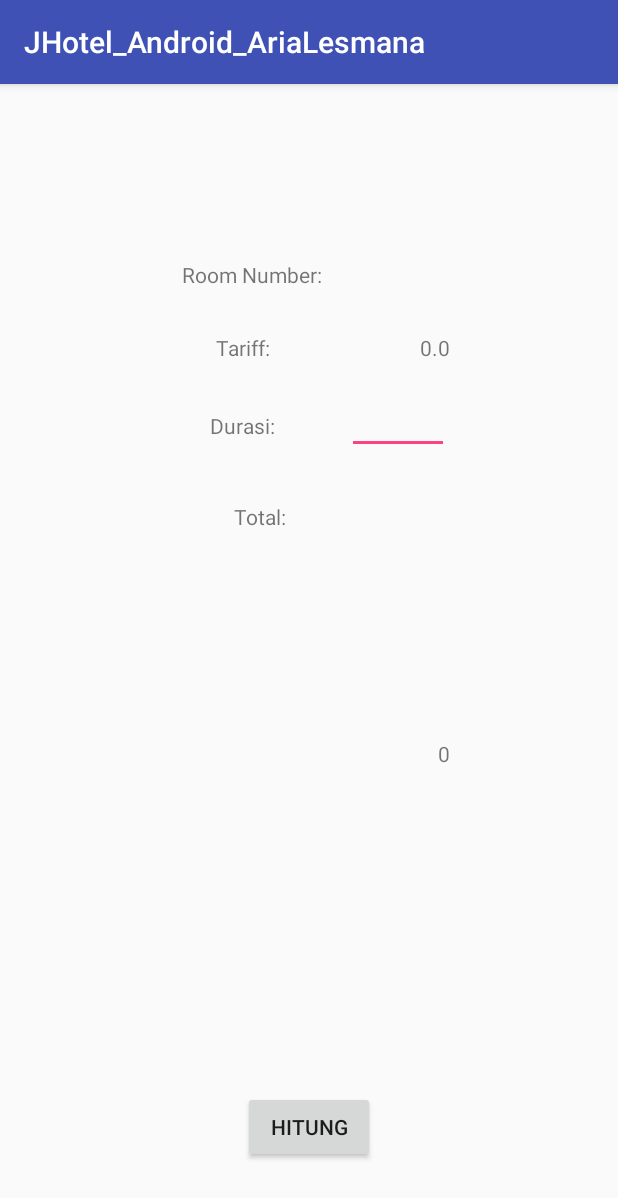
After one commit to ArieLsmn/JHotel_Android, an Android app: the BuatPesananActivity screen opened directly, with no data from a screen before it, on a phone screen of 412 x 824 dp. The commit adds this screen. Shown: the top 1198 px of the screen. Run offline under Robolectric (Android 15) with nearby library versions, the phone set to English and light mode, and no system bars; our stand-ins replace Volley; network calls fail; 1 statement that could not run was skipped.

Commit message:
Tutam Modul 9

```diff
--- a/JHotel_Android_AriaLesmana/app/src/main/AndroidManifest.xml
+++ b/JHotel_Android_AriaLesmana/app/src/main/AndroidManifest.xml
@@ -19,7 +19,9 @@
             </intent-filter>
         </activity>
         <activity android:name=".RegisterActivity" />
-        <activity android:name=".MainActivity"></activity>
+        <activity android:name=".MainActivity" />
+        <activity android:name=".BuatPesananActivity" />
+        <activity android:name=".SelesaiPesananActivity"></activity>
     </application>
 
 </manifest>
--- /dev/null
+++ b/JHotel_Android_AriaLesmana/app/src/main/java/com/example/arialesmana/jhotel_android_arialesmana/BuatPesananActivity.java
@@ -0,0 +1,90 @@
+package com.example.arialesmana.jhotel_android_arialesmana;
+
+import android.content.Intent;
+import android.support.v7.app.AlertDialog;
+import android.support.v7.app.AppCompatActivity;
+import android.os.Bundle;
+import android.view.*;
+import android.widget.*;
+import com.android.volley.*;
+import com.android.volley.toolbox.*;
+
+import org.json.*;
+
+
+public class BuatPesananActivity extends AppCompatActivity {
+    private int currentUserId, banyakHari = 0, idHotel;
+    private double tariff = 0;
+    private String roomNumber = " ";
+
+    @Override
+    protected void onCreate(Bundle savedInstanceState) {
+        super.onCreate(savedInstanceState);
+        setContentView(R.layout.activity_buat_pesanan);
+
+        Intent passInt = getIntent();
+        Bundle passBun = passInt.getExtras();
+        if(passBun!=null){
+            currentUserId = passBun.getInt("id_customer");
+            idHotel = passBun.getInt("id_hotel");
+            tariff = passBun.getDouble("dailyTariff");
+            roomNumber = passBun.getString("nomorKamar");
+        }
+
+        final TextView roomNumberText = (TextView) findViewById(R.id.room_number);
+        final TextView tariffText = (TextView) findViewById(R.id.tariff);
+        final TextView totalText = (TextView) findViewById(R.id.total_biaya);
+        final EditText durasiInput = (EditText) findViewById(R.id.durasi_hari);
+        final Button pesanButton = (Button) findViewById(R.id.pesan);
+        final Button hitungButton = (Button) findViewById(R.id.hitung);
+
+        roomNumberText.setText(roomNumber);
+        tariffText.setText(String.valueOf(tariff));
+        totalText.setText(0);
+        pesanButton.setVisibility(View.GONE);
+
+
+
+        hitungButton.setOnClickListener(new View.OnClickListener() {
+            @Override
+            public void onClick(View V) {
+                final int durasiHari = Integer.parseInt(durasiInput.getText().toString());
+
+                Response.Listener<String> responseListener = new Response.Listener<String>() {
+                    @Override
+                    public void onResponse(String response) {
+                        double total = durasiHari * tariff;
+                        totalText.setText(String.valueOf(total));
+                        hitungButton.setVisibility(View.GONE);
+                        pesanButton.setVisibility(View.VISIBLE);
+                    }
+                };
+            }
+        });
+        pesanButton.setOnClickListener(new View.OnClickListener() {
+            @Override
+            public void onClick(View V) {
+                final int durasiHari = Integer.parseInt(durasiInput.getText().toString());
+
+                Response.Listener<String> responseListener = new Response.Listener<String>() {
+                    @Override
+                    public void onResponse(String response) {
+                        try {
+                            JSONObject jsonResponse = new JSONObject(response);
+                            if (jsonResponse != null) {
+                                AlertDialog.Builder builder = new AlertDialog.Builder(BuatPesananActivity.this);
+                                builder.setMessage("Pesanan Success").create().show();
+                            }
+                        } catch (JSONException e) {
+                            AlertDialog.Builder builder = new AlertDialog.Builder(BuatPesananActivity.this);
+                            builder.setMessage("Pesanan Failed.").create().show();
+                        }
+                    }
+                };
+                BuatPesananRequest pesananRequest = new BuatPesananRequest(String.valueOf(durasiHari),responseListener);
+                RequestQueue queue = Volley.newRequestQueue(BuatPesananActivity.this);
+                queue.add(pesananRequest);
+            }
+        });
+    }
+}
--- a/JHotel_Android_AriaLesmana/app/src/main/java/com/example/arialesmana/jhotel_android_arialesmana/LoginActivity.java
+++ b/JHotel_Android_AriaLesmana/app/src/main/java/com/example/arialesmana/jhotel_android_arialesmana/LoginActivity.java
@@ -35,6 +35,10 @@ public class LoginActivity extends AppCompatActivity {
                         if(jsonResponse!=null) {
                             AlertDialog.Builder builder = new AlertDialog.Builder(LoginActivity.this);
                             builder.setMessage("Login Success").create().show();
+
+                            Intent menuInt = new Intent(LoginActivity.this,MainActivity.class);
+                            menuInt.putExtra("id",jsonResponse.getInt("id"));
+                            LoginActivity.this.startActivity(menuInt);
                         }
                     } catch (JSONException e) {
                         AlertDialog.Builder builder = new AlertDialog.Builder(LoginActivity.this);
@@ -45,6 +49,7 @@ public class LoginActivity extends AppCompatActivity {
             LoginRequest loginRequest = new LoginRequest(email,password,responseListener);
             RequestQueue queue = Volley.newRequestQueue(LoginActivity.this);
             queue.add(loginRequest);
+
             /*if(email.equals("test@test.com") && password.equals("test")) {
                 AlertDialog.Builder builder1 = new AlertDialog.Builder(LoginActivity.this);
                 builder1.setMessage("Login success.").create().show();
--- a/JHotel_Android_AriaLesmana/app/src/main/java/com/example/arialesmana/jhotel_android_arialesmana/LoginRequest.java
+++ b/JHotel_Android_AriaLesmana/app/src/main/java/com/example/arialesmana/jhotel_android_arialesmana/LoginRequest.java
@@ -6,7 +6,7 @@ import com.android.volley.toolbox.Volley;
 import java.util.*;
 
 public class LoginRequest extends StringRequest {
-    private static final String Login_URL = "http://10.5.79.32/logincust";
+    private static final String Login_URL = "http://192.168.1.2:8080/logincust";
     private Map<String, String> params;
     public LoginRequest(String email, String password,
                            Response.Listener<String> listener) {
--- a/JHotel_Android_AriaLesmana/app/src/main/java/com/example/arialesmana/jhotel_android_arialesmana/MenuRequest.java
+++ b/JHotel_Android_AriaLesmana/app/src/main/java/com/example/arialesmana/jhotel_android_arialesmana/MenuRequest.java
@@ -6,7 +6,7 @@ import com.android.volley.toolbox.Volley;
 import java.util.*;
 
 public class MenuRequest extends StringRequest {
-    private static final String Menu_URL = "http://10.5.79.32:8080/vacantrooms";
+    private static final String Menu_URL = "http://192.168.1.2:8080/vacantrooms";
     private Map<String, String> params;
     public MenuRequest (Response.Listener<String> listener){
         super(Method.GET, Menu_URL, listener, null);
--- a/JHotel_Android_AriaLesmana/app/src/main/java/com/example/arialesmana/jhotel_android_arialesmana/RegisterRequest.java
+++ b/JHotel_Android_AriaLesmana/app/src/main/java/com/example/arialesmana/jhotel_android_arialesmana/RegisterRequest.java
@@ -9,7 +9,7 @@ import java.util.*;
 
 
 public class RegisterRequest extends StringRequest {
-    private static final String Regis_URL = "http://10.5.79.32/newcustomer";
+    private static final String Regis_URL = "http://192.168.1.2:8080/newcustomer";
     private Map<String, String> params;
     public RegisterRequest(String name, String email, String password,
                            Response.Listener<String> listener) {
--- /dev/null
+++ b/JHotel_Android_AriaLesmana/app/src/main/res/layout/activity_buat_pesanan.xml
@@ -0,0 +1,151 @@
+<?xml version="1.0" encoding="utf-8"?>
+<android.support.constraint.ConstraintLayout xmlns:android="http://schemas.android.com/apk/res/android"
+    xmlns:app="http://schemas.android.com/apk/res-auto"
+    xmlns:tools="http://schemas.android.com/tools"
+    android:layout_width="match_parent"
+    android:layout_height="match_parent"
+    tools:context=".BuatPesananActivity">
+
+    <TextView
+        android:id="@+id/staticRoomNumber"
+        android:layout_width="wrap_content"
+        android:layout_height="wrap_content"
+        android:layout_marginBottom="8dp"
+        android:layout_marginEnd="8dp"
+        android:layout_marginStart="76dp"
+        android:layout_marginTop="8dp"
+        android:text="Room Number:"
+        app:layout_constraintBottom_toBottomOf="parent"
+        app:layout_constraintEnd_toStartOf="@+id/room_number"
+        app:layout_constraintHorizontal_bias="0.378"
+        app:layout_constraintStart_toStartOf="parent"
+        app:layout_constraintTop_toTopOf="parent"
+        app:layout_constraintVertical_bias="0.149" />
+
+    <TextView
+        android:id="@+id/staticTariff"
+        android:layout_width="wrap_content"
+        android:layout_height="wrap_content"
+        android:layout_marginBottom="8dp"
+        android:layout_marginStart="144dp"
+        android:layout_marginTop="8dp"
+        android:text="Tariff:"
+        app:layout_constraintBottom_toBottomOf="parent"
+        app:layout_constraintStart_toStartOf="parent"
+        app:layout_constraintTop_toTopOf="parent"
+        app:layout_constraintVertical_bias="0.216" />
+
+    <TextView
+        android:id="@+id/staticDurasi"
+        android:layout_width="wrap_content"
+        android:layout_height="wrap_content"
+        android:layout_marginBottom="8dp"
+        android:layout_marginStart="140dp"
+        android:layout_marginTop="8dp"
+        android:text="Durasi:"
+        app:layout_constraintBottom_toBottomOf="parent"
+        app:layout_constraintStart_toStartOf="parent"
+        app:layout_constraintTop_toTopOf="parent"
+        app:layout_constraintVertical_bias="0.287" />
+
+    <TextView
+        android:id="@+id/staticTotal"
+        android:layout_width="wrap_content"
+        android:layout_height="wrap_content"
+        android:layout_marginBottom="32dp"
+        android:layout_marginEnd="8dp"
+        android:layout_marginStart="144dp"
+        android:layout_marginTop="8dp"
+        android:text="Total:"
+        app:layout_constraintBottom_toBottomOf="parent"
+        app:layout_constraintEnd_toStartOf="@+id/total_biaya"
+        app:layout_constraintHorizontal_bias="0.115"
+        app:layout_constraintStart_toStartOf="parent"
+        app:layout_constraintTop_toTopOf="parent"
+        app:layout_constraintVertical_bias="0.382" />
+
+    <TextView
+        android:id="@+id/room_number"
+        android:layout_width="wrap_content"
+        android:layout_height="wrap_content"
+        android:layout_marginBottom="8dp"
+        android:layout_marginEnd="112dp"
+        android:layout_marginTop="68dp"
+        android:text="TextView"
+        app:layout_constraintBottom_toBottomOf="parent"
+        app:layout_constraintEnd_toEndOf="parent"
+        app:layout_constraintTop_toTopOf="parent"
+        app:layout_constraintVertical_bias="0.026" />
+
+    <TextView
+        android:id="@+id/tariff"
+        android:layout_width="wrap_content"
+        android:layout_height="wrap_content"
+        android:layout_marginBottom="8dp"
+        android:layout_marginEnd="112dp"
+        android:layout_marginStart="8dp"
+        android:layout_marginTop="8dp"
+        android:text="TextView"
+        app:layout_constraintBottom_toBottomOf="parent"
+        app:layout_constraintEnd_toEndOf="parent"
+        app:layout_constraintHorizontal_bias="1.0"
+        app:layout_constraintStart_toEndOf="@+id/staticTariff"
+        app:layout_constraintTop_toTopOf="parent"
+        app:layout_constraintVertical_bias="0.216" />
+
+    <TextView
+        android:id="@+id/total_biaya"
+        android:layout_width="wrap_content"
+        android:layout_height="wrap_content"
+        android:layout_marginBottom="312dp"
+        android:layout_marginEnd="112dp"
+        android:layout_marginTop="8dp"
+        android:text="0"
+        app:layout_constraintBottom_toBottomOf="parent"
+        app:layout_constraintEnd_toEndOf="parent"
+        app:layout_constraintTop_toTopOf="parent"
+        app:layout_constraintVertical_bias="1.0" />
+
+    <EditText
+        android:id="@+id/durasi_hari"
+        android:layout_width="68dp"
+        android:layout_height="27dp"
+        android:layout_marginBottom="8dp"
+        android:layout_marginEnd="88dp"
+        android:layout_marginStart="8dp"
+        android:layout_marginTop="8dp"
+        android:ems="10"
+        android:inputType="number"
+        app:layout_constraintBottom_toBottomOf="parent"
+        app:layout_constraintEnd_toEndOf="parent"
+        app:layout_constraintHorizontal_bias="0.621"
+        app:layout_constraintStart_toEndOf="@+id/staticDurasi"
+        app:layout_constraintTop_toTopOf="parent"
+        app:layout_constraintVertical_bias="0.292" />
+
+    <Button
+        android:id="@+id/hitung"
+        android:layout_width="wrap_content"
+        android:layout_height="wrap_content"
+        android:layout_marginEnd="8dp"
+        android:layout_marginStart="8dp"
+        android:layout_marginTop="8dp"
+        android:text="Hitung"
+        app:layout_constraintBottom_toTopOf="@+id/pesan"
+        app:layout_constraintEnd_toEndOf="parent"
+        app:layout_constraintStart_toStartOf="parent"
+        app:layout_constraintTop_toTopOf="parent"
+        app:layout_constraintVertical_bias="0.932" />
+
+    <Button
+        android:id="@+id/pesan"
+        android:layout_width="wrap_content"
+        android:layout_height="wrap_content"
+        android:layout_marginBottom="184dp"
+        android:layout_marginEnd="8dp"
+        android:layout_marginStart="8dp"
+        android:text="Pesan"
+        app:layout_constraintBottom_toBottomOf="parent"
+        app:layout_constraintEnd_toEndOf="parent"
+        app:layout_constraintStart_toStartOf="parent" />
+</android.support.constraint.ConstraintLayout>
```
Also changed, not shown: JHotel_Android_AriaLesmana/app/src/main/java/com/example/arialesmana/jhotel_android_arialesmana/BuatPesananRequest.java (added, +20 -0 lines), JHotel_Android_AriaLesmana/app/src/main/java/com/example/arialesmana/jhotel_android_arialesmana/Lokasi.java (+5 -5 lines), JHotel_Android_AriaLesmana/app/src/main/java/com/example/arialesmana/jhotel_android_arialesmana/MainActivity.java (+42 -23 lines), JHotel_Android_AriaLesmana/app/src/main/java/com/example/arialesmana/jhotel_android_arialesmana/PesananBatalRequest.java (added, +21 -0 lines), JHotel_Android_AriaLesmana/app/src/main/java/com/example/arialesmana/jhotel_android_arialesmana/PesananFetchRequest.java (added, +19 -0 lines), JHotel_Android_AriaLesmana/app/src/main/java/com/example/arialesmana/jhotel_android_arialesmana/PesananSelesaiRequest.java (added, +21 -0 lines), JHotel_Android_AriaLesmana/app/src/main/java/com/example/arialesmana/jhotel_android_arialesmana/SelesaiPesananActivity.java (added, +145 -0 lines), JHotel_Android_AriaLesmana/app/src/main/res/layout/activity_main.xml (+15 -0 lines), JHotel_Android_AriaLesmana/app/src/main/res/layout/activity_selesai_pesanan.xml (added, +9 -0 lines).
